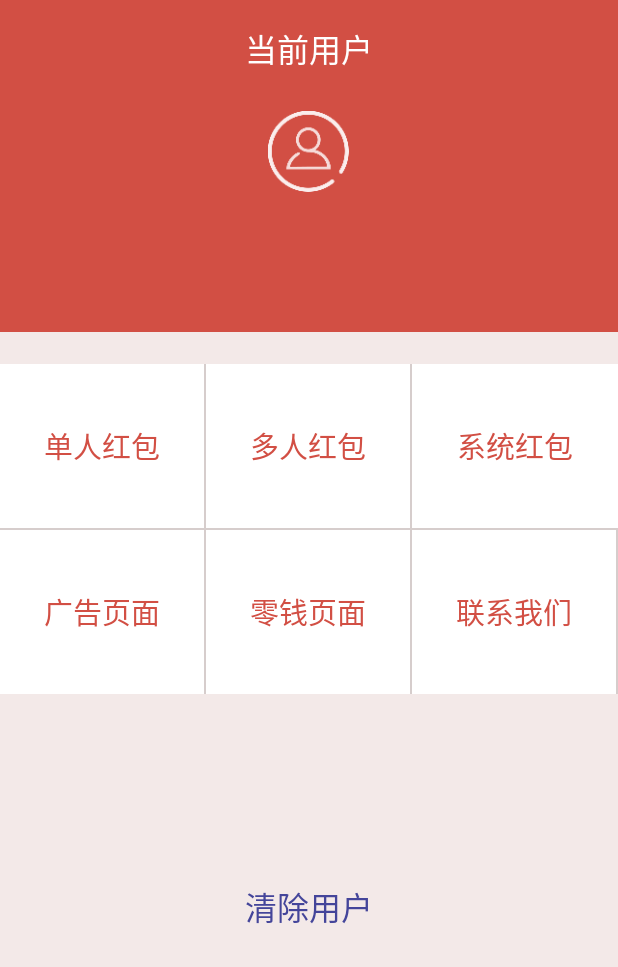
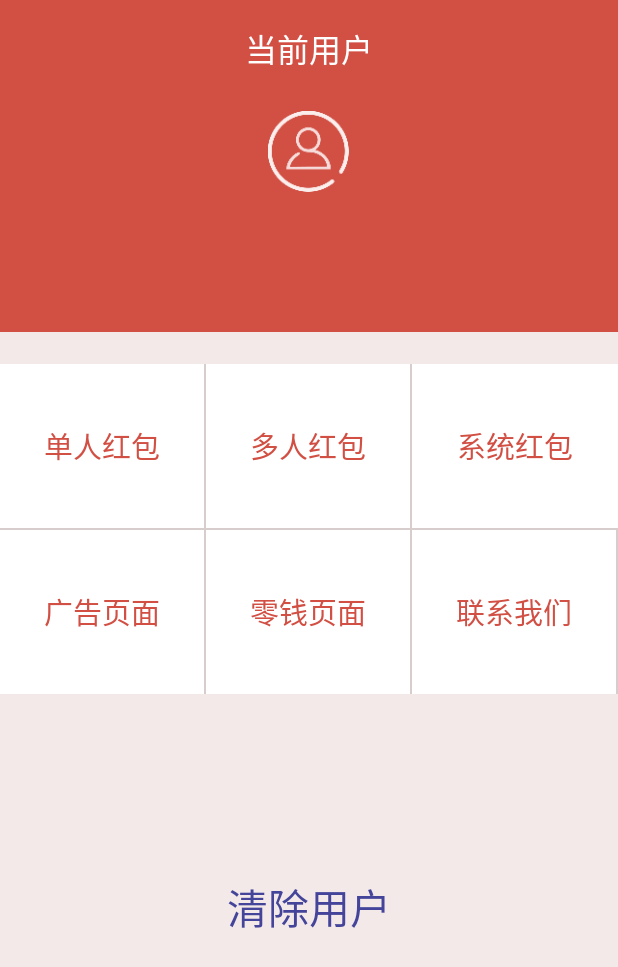
Before and after one commit to YunzhanghuOpen/AndroidRedPacketDemo, an Android app: the MainActivity screen opened directly, with no data from a screen before it, on a phone screen of 412 x 824 dp. Shown: the top 967 px of the screen. Run offline under Robolectric (Android 15) with nearby library versions, the light colour scheme and no system bars; pictures from the network do not load; 1 statement that could not run was skipped.

Commit message:
modify font size

```diff
--- a/RedPacketDemo/app/src/main/res/layout/activity_main.xml
+++ b/RedPacketDemo/app/src/main/res/layout/activity_main.xml
@@ -59,7 +59,7 @@
         android:gravity="center"
         android:text="@string/clear_cache"
         android:textColor="#44459A"
-        android:textSize="21sp"/>
+        android:textSize="27sp"/>
 
 
 </LinearLayout>
```
